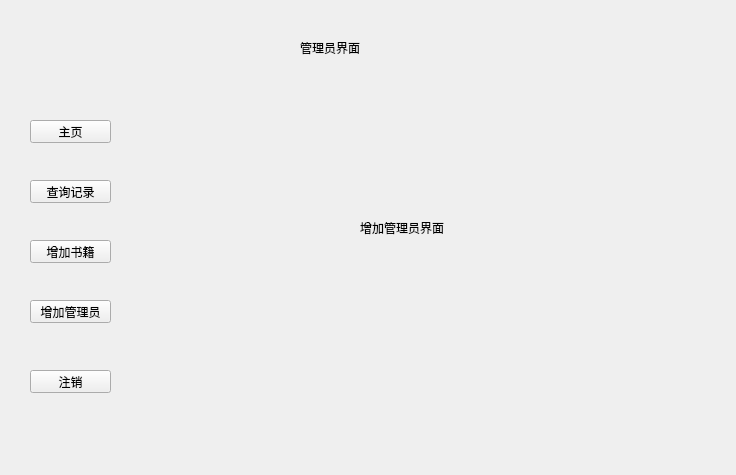
Above: librarysystem.ui from sdwangyu/LibraryDesign before the change. Below: the same form after it.
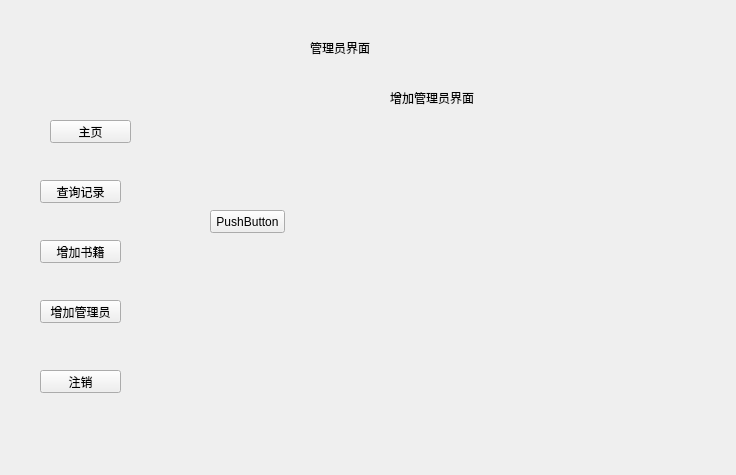
That is the form after the change. The open tabs and pages were chosen to show the change.

The edit to the form file:
```diff
--- a/librarysystem.ui
+++ b/librarysystem.ui
@@ -16,7 +16,7 @@
   <widget class="QStackedWidget" name="stackedWidget">
    <property name="geometry">
     <rect>
-     <x>10</x>
+     <x>20</x>
      <y>10</y>
      <width>711</width>
      <height>451</height>
@@ -424,7 +424,7 @@
     <widget class="QPushButton" name="pushButton_14">
      <property name="geometry">
       <rect>
-       <x>20</x>
+       <x>30</x>
        <y>110</y>
        <width>81</width>
        <height>23</height>
@@ -480,8 +480,8 @@
       <widget class="QLabel" name="label_16">
        <property name="geometry">
         <rect>
-         <x>230</x>
-         <y>160</y>
+         <x>250</x>
+         <y>30</y>
          <width>101</width>
          <height>16</height>
         </rect>
@@ -490,6 +490,19 @@
         <string>增加管理员界面</string>
        </property>
       </widget>
+      <widget class="QPushButton" name="pushButton_8">
+       <property name="geometry">
+        <rect>
+         <x>70</x>
+         <y>150</y>
+         <width>75</width>
+         <height>23</height>
+        </rect>
+       </property>
+       <property name="text">
+        <string>PushButton</string>
+       </property>
+      </widget>
      </widget>
      <widget class="QWidget" name="page_12">
       <widget class="QLabel" name="label_13">
```
Left out of the diff: 8 changed lines with no effect on the pictures.
